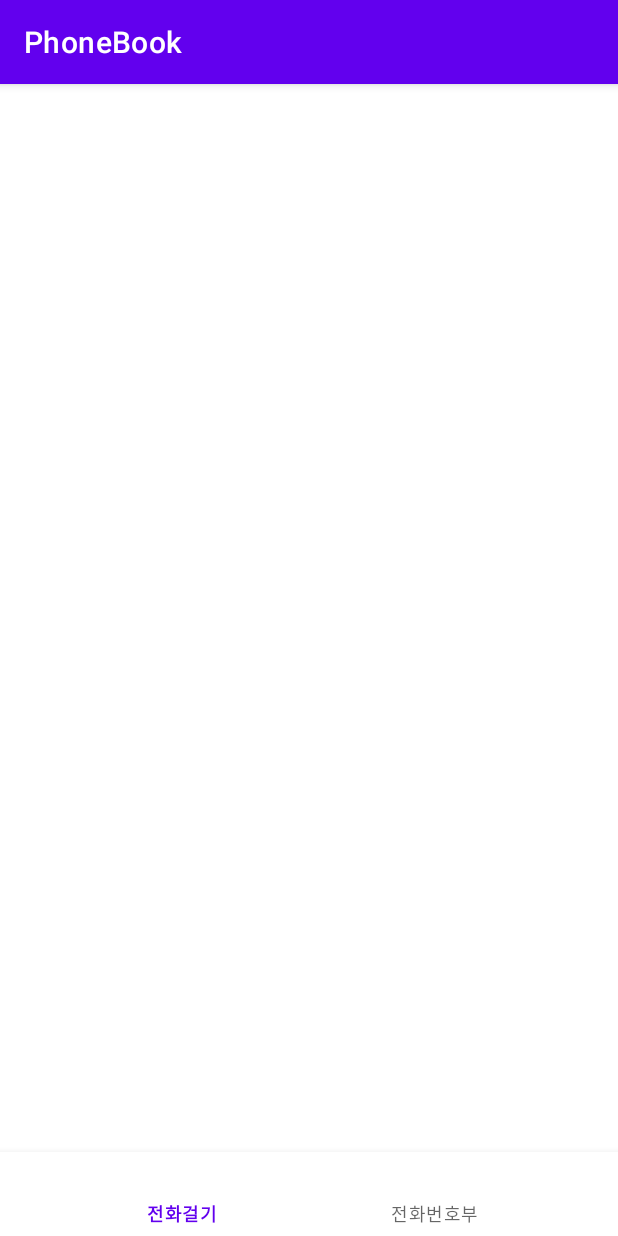
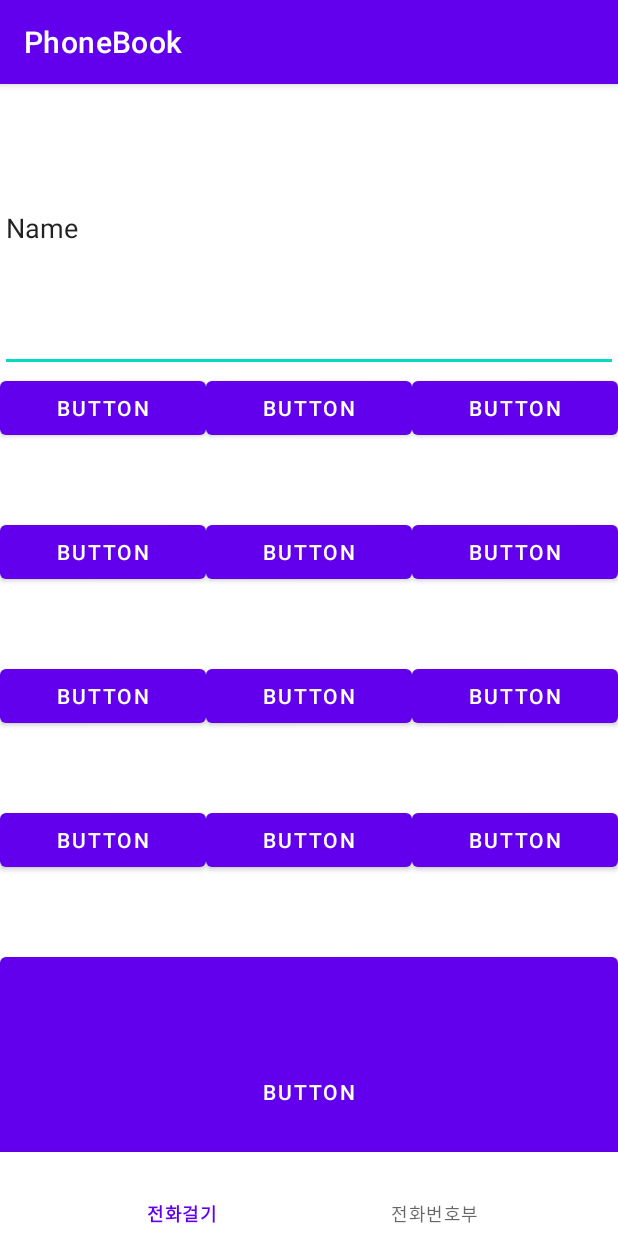
Before and after one commit to tmdgus2568/Phone-book, an Android app: the screen it shows after launch (MainActivity), on a phone screen of 412 x 824 dp. Run offline under Robolectric (Android 15) with nearby library versions, the phone set to English and light mode, and no system bars.

Commit message:
call xml 추가, phonebook backgroud 변경

```diff
--- a/app/src/main/java/com/example/phonebook/MainActivity.java
+++ b/app/src/main/java/com/example/phonebook/MainActivity.java
@@ -19,6 +19,7 @@ public class MainActivity extends AppCompatActivity {
 
         bottomNavigationView = findViewById(R.id.navigation);
 
+
         getSupportFragmentManager().beginTransaction().add(R.id.frameLayout, new CallFragment()).commit();
 
         bottomNavigationView.setOnNavigationItemSelectedListener(new BottomNavigationView.OnNavigationItemSelectedListener() {
--- a/app/src/main/res/layout/activity_main.xml
+++ b/app/src/main/res/layout/activity_main.xml
@@ -7,6 +7,7 @@
     android:layout_height="match_parent"
     tools:context=".MainActivity">
 
+
     <com.google.android.material.bottomnavigation.BottomNavigationView
         android:id="@+id/navigation"
         android:layout_width="match_parent"
--- a/app/src/main/res/layout/fragment_call.xml
+++ b/app/src/main/res/layout/fragment_call.xml
@@ -3,4 +3,135 @@
     android:layout_width="match_parent"
     android:layout_height="match_parent"
     android:background="#FFFFFF"
-    android:orientation="vertical"/>
+    android:orientation="vertical">
+
+    <EditText
+        android:id="@+id/callEdit"
+        android:layout_width="match_parent"
+        android:layout_height="0dp"
+        android:layout_weight="1"
+        android:ems="10"
+        android:inputType="textPersonName"
+        android:text="Name" />
+
+    <TableLayout
+        android:layout_width="match_parent"
+        android:layout_height="0dp"
+        android:layout_weight="2">
+
+        <TableRow
+            android:layout_width="match_parent"
+            android:layout_height="0dp"
+            android:layout_weight="1">
+
+            <Button
+                android:id="@+id/button"
+                android:layout_width="0dp"
+                android:layout_height="wrap_content"
+                android:layout_weight="1"
+                android:text="Button" />
+
+            <Button
+                android:id="@+id/button2"
+                android:layout_width="0dp"
+                android:layout_height="wrap_content"
+                android:layout_weight="1"
+                android:text="Button" />
+
+            <Button
+                android:id="@+id/button3"
+                android:layout_width="0dp"
+                android:layout_height="wrap_content"
+                android:layout_weight="1"
+                android:text="Button" />
+        </TableRow>
+
+        <TableRow
+            android:layout_width="match_parent"
+            android:layout_height="0dp"
+            android:layout_weight="1">
+
+            <Button
+                android:id="@+id/button4"
+                android:layout_width="0dp"
+                android:layout_height="wrap_content"
+                android:layout_weight="1"
+                android:text="Button" />
+
+            <Button
+                android:id="@+id/button5"
+                android:layout_width="0dp"
+                android:layout_height="wrap_content"
+                android:layout_weight="1"
+                android:text="Button" />
+
+            <Button
+                android:id="@+id/button6"
+                android:layout_width="0dp"
+                android:layout_height="wrap_content"
+                android:layout_weight="1"
+                android:text="Button" />
+        </TableRow>
+
+        <TableRow
+            android:layout_width="match_parent"
+            android:layout_height="0dp"
+            android:layout_weight="1">
+
+            <Button
+                android:id="@+id/button7"
+                android:layout_width="0dp"
+                android:layout_height="wrap_content"
+                android:layout_weight="1"
+                android:text="Button" />
+
+            <Button
+                android:id="@+id/button8"
+                android:layout_width="0dp"
+                android:layout_height="wrap_content"
+                android:layout_weight="1"
+                android:text="Button" />
+
+            <Button
+                android:id="@+id/button9"
+                android:layout_width="0dp"
+                android:layout_height="wrap_content"
+                android:layout_weight="1"
+                android:text="Button" />
+        </TableRow>
+
+        <TableRow
+            android:layout_width="match_parent"
+            android:layout_height="0dp"
+            android:layout_weight="1">
+
+            <Button
+                android:id="@+id/button10"
+                android:layout_width="0dp"
+                android:layout_height="wrap_content"
+                android:layout_weight="1"
+                android:text="Button" />
+
+            <Button
+                android:id="@+id/button11"
+                android:layout_width="0dp"
+                android:layout_height="wrap_content"
+                android:layout_weight="1"
+                android:text="Button" />
+
+            <Button
+                android:id="@+id/button12"
+                android:layout_width="0dp"
+                android:layout_height="wrap_content"
+                android:layout_weight="1"
+                android:text="Button" />
+        </TableRow>
+    </TableLayout>
+
+    <Button
+        android:id="@+id/button13"
+        android:layout_width="match_parent"
+        android:layout_height="0dp"
+        android:layout_weight="1"
+        android:text="Button" />
+</LinearLayout>
--- a/app/src/main/res/layout/fragment_phonebook.xml
+++ b/app/src/main/res/layout/fragment_phonebook.xml
@@ -2,6 +2,7 @@
 <LinearLayout xmlns:android="http://schemas.android.com/apk/res/android"
     android:layout_width="match_parent"
     android:layout_height="match_parent"
+    android:background="#FFFFFF"
     android:orientation="vertical">
 
     <ListView
```
